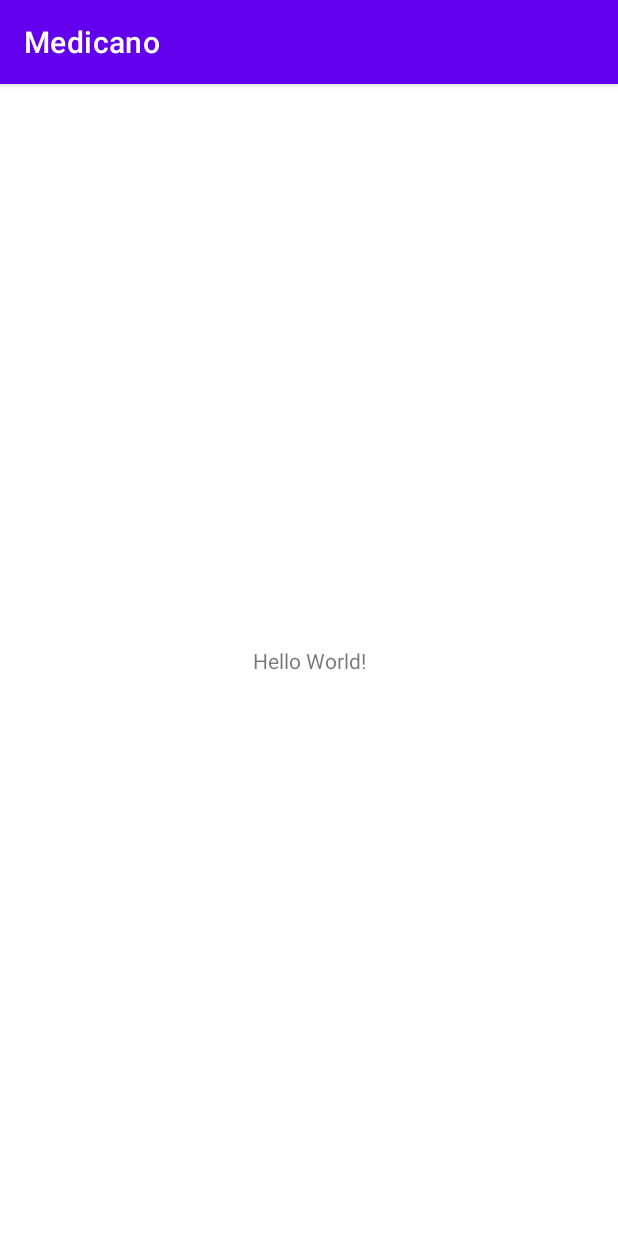
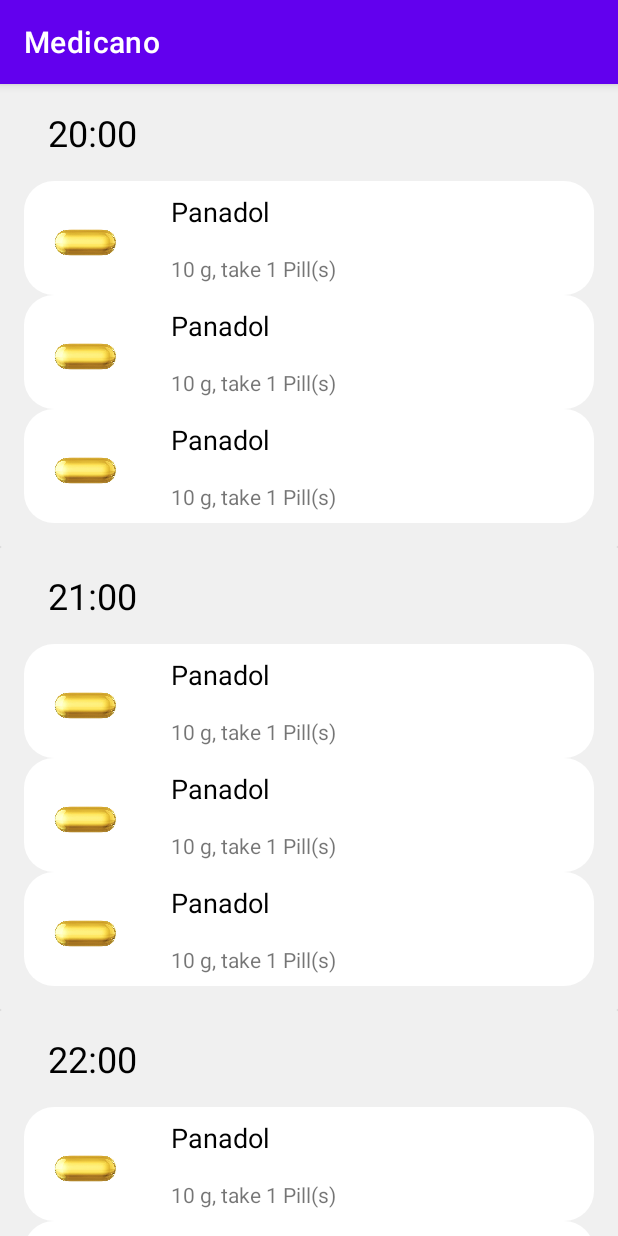
Before and after one commit to SamehRedaHassan/Medicano, an Android app: the screen it shows after launch (MainActivity), on a phone screen of 412 x 824 dp. Run offline under Robolectric (Android 15) with nearby library versions, the phone set to English and light mode, and no system bars.

Commit message:
update Home screen XML

```diff
--- /dev/null
+++ b/app/src/main/java/com/iti/java/medicano/homescreen/model/Medication.java
@@ -0,0 +1,41 @@
+package com.iti.java.medicano.homescreen.model;
+
+public class Medication {
+
+    private String medName;
+    private String medDesc;
+    private String medImg;
+
+    public Medication() {
+    }
+
+    public Medication(String medName, String medDesc, String medImg) {
+        this.medName = medName;
+        this.medDesc = medDesc;
+        this.medImg = medImg;
+    }
+
+    public String getMedName() {
+        return medName;
+    }
+
+    public void setMedName(String medName) {
+        this.medName = medName;
+    }
+
+    public String getMedDesc() {
+        return medDesc;
+    }
+
+    public void setMedDesc(String medDesc) {
+        this.medDesc = medDesc;
+    }
+
+    public String getMedImg() {
+        return medImg;
+    }
+
+    public void setMedImg(String medImg) {
+        this.medImg = medImg;
+    }
+}
--- /dev/null
+++ b/app/src/main/java/com/iti/java/medicano/homescreen/model/MedicationList.java
@@ -0,0 +1,33 @@
+package com.iti.java.medicano.homescreen.model;
+
+import java.util.List;
+
+public class MedicationList {
+    private String time;
+    private List<Medication> medications;
+
+    public MedicationList() {
+
+    }
+
+    public MedicationList(String time, List<Medication> medications) {
+        this.time = time;
+        this.medications = medications;
+    }
+
+    public String getTime() {
+        return time;
+    }
+
+    public void setTime(String time) {
+        this.time = time;
+    }
+
+    public List<Medication> getMedications() {
+        return medications;
+    }
+
+    public void setMedications(List<Medication> medications) {
+        this.medications = medications;
+    }
+}
--- /dev/null
+++ b/app/src/main/java/com/iti/java/medicano/homescreen/presenter/HomePresenter.java
@@ -0,0 +1,4 @@
+package com.iti.java.medicano.homescreen.presenter;
+
+public class HomePresenter {
+}
--- /dev/null
+++ b/app/src/main/java/com/iti/java/medicano/homescreen/presenter/HomePresenterInterface.java
@@ -0,0 +1,4 @@
+package com.iti.java.medicano.homescreen.presenter;
+
+public interface HomePresenterInterface {
+}
--- /dev/null
+++ b/app/src/main/java/com/iti/java/medicano/homescreen/view/FragmentHome.java
@@ -0,0 +1,78 @@
+package com.iti.java.medicano.homescreen.view;
+
+import android.os.Bundle;
+
+import androidx.annotation.NonNull;
+import androidx.annotation.Nullable;
+import androidx.fragment.app.Fragment;
+import androidx.recyclerview.widget.LinearLayoutManager;
+import androidx.recyclerview.widget.RecyclerView;
+
+import android.view.LayoutInflater;
+import android.view.View;
+import android.view.ViewGroup;
+import android.widget.LinearLayout;
+
+import com.iti.java.medicano.MainActivity;
+import com.iti.java.medicano.R;
+import com.iti.java.medicano.homescreen.model.Medication;
+import com.iti.java.medicano.homescreen.model.MedicationList;
+
+import java.util.ArrayList;
+import java.util.List;
+
+public class FragmentHome extends Fragment {
+
+    private RecyclerView homeRecyclerView;
+    private LinearLayoutManager layoutManager;
+    private HomeAdapter homeAdapter;
+
+    public FragmentHome() {
+        // Required empty public constructor
+    }
+
+    @Override
+    public void onCreate(Bundle savedInstanceState) {
+        super.onCreate(savedInstanceState);
+
+    }
+
+    @Override
+    public View onCreateView(LayoutInflater inflater, ViewGroup container,
+                             Bundle savedInstanceState) {
+        // Inflate the layout for this fragment
+        return inflater.inflate(R.layout.fragment_home, container, false);
+    }
+
+    @Override
+    public void onViewCreated(@NonNull View view, @Nullable Bundle savedInstanceState) {
+        super.onViewCreated(view, savedInstanceState);
+
+        homeRecyclerView = view.findViewById(R.id.homeRecycler);
+        layoutManager = new LinearLayoutManager(getActivity());
+        homeAdapter = new HomeAdapter(getActivity(),getMedicationList());
+
+        homeRecyclerView.setAdapter(homeAdapter);
+        homeRecyclerView.setLayoutManager(layoutManager);
+    }
+
+    private List<MedicationList> getMedicationList(){
+        List<MedicationList> itemList = new ArrayList<>();
+
+        itemList.add(new MedicationList("20:00",getNestedMedicationList()));
+        itemList.add(new MedicationList("21:00",getNestedMedicationList()));
+        itemList.add(new MedicationList("22:00",getNestedMedicationList()));
+
+        return itemList;
+    }
+
+    private List<Medication> getNestedMedicationList(){
+        List<Medication> medItemList = new ArrayList<>();
+
+        medItemList.add(new Medication("Panadol","10 g, take 1 Pill(s)","capsule"));
+        medItemList.add(new Medication("Panadol","10 g, take 1 Pill(s)","capsule"));
+        medItemList.add(new Medication("Panadol","10 g, take 1 Pill(s)","capsule"));
+
+        return medItemList;
+    }
+}
--- /dev/null
+++ b/app/src/main/java/com/iti/java/medicano/homescreen/view/HomeAdapter.java
@@ -0,0 +1,73 @@
+package com.iti.java.medicano.homescreen.view;
+
+import android.content.Context;
+import android.view.LayoutInflater;
+import android.view.View;
+import android.view.ViewGroup;
+import android.widget.TextView;
+
+import androidx.annotation.NonNull;
+import androidx.constraintlayout.widget.ConstraintLayout;
+import androidx.recyclerview.widget.LinearLayoutManager;
+import androidx.recyclerview.widget.RecyclerView;
+
+import com.iti.java.medicano.R;
+import com.iti.java.medicano.homescreen.model.MedicationList;
+
+import java.util.List;
+
+public class HomeAdapter extends RecyclerView.Adapter<HomeAdapter.HomeViewHolder>{
+
+    private Context context;
+    private List<MedicationList> medicationsList;
+    private RecyclerView.RecycledViewPool viewPool = new RecyclerView.RecycledViewPool();
+
+    public HomeAdapter(Context context,List<MedicationList> medsList){
+        this.context = context;
+        this.medicationsList = medsList;
+    }
+
+    @NonNull
+    @Override
+    public HomeAdapter.HomeViewHolder onCreateViewHolder(@NonNull ViewGroup parent, int viewType) {
+        LayoutInflater inflater = LayoutInflater.from(parent.getContext());
+        View v = inflater.inflate(R.layout.home_recyclerview_item,parent,false);
+        HomeViewHolder vh = new HomeViewHolder(v);
+        return vh;
+    }
+
+    @Override
+    public void onBindViewHolder(@NonNull HomeAdapter.HomeViewHolder holder, int position) {
+        MedicationList medList = medicationsList.get(position);
+        holder.txtTime.setText(medList.getTime());
+
+        LinearLayoutManager layoutManager = new LinearLayoutManager(
+                holder.recyclerView.getContext(),
+                LinearLayoutManager.VERTICAL,
+                false);
+
+        layoutManager.setInitialPrefetchItemCount(medList.getMedications().size());
+
+        HomeNestedAdapter nestedAdapter = new HomeNestedAdapter(this.context,medList.getMedications());
+
+        holder.recyclerView.setLayoutManager(layoutManager);
+        holder.recyclerView.setAdapter(nestedAdapter);
+        holder.recyclerView.setRecycledViewPool(viewPool);
+    }
+
+    @Override
+    public int getItemCount() {
+        return medicationsList.size();
+    }
+
+    class HomeViewHolder extends RecyclerView.ViewHolder{
+        private TextView txtTime;
+        private RecyclerView recyclerView;
+
+        public HomeViewHolder(@NonNull View itemView) {
+            super(itemView);
+            txtTime = itemView.findViewById(R.id.txtTime);
+            recyclerView = itemView.findViewById(R.id.homeNestedRecycler);
+        }
+    }
+}
--- /dev/null
+++ b/app/src/main/java/com/iti/java/medicano/homescreen/view/HomeNestedAdapter.java
@@ -0,0 +1,66 @@
+package com.iti.java.medicano.homescreen.view;
+
+import android.content.Context;
+import android.view.LayoutInflater;
+import android.view.View;
+import android.view.ViewGroup;
+import android.widget.ImageView;
+import android.widget.TextView;
+
+import androidx.annotation.NonNull;
+import androidx.constraintlayout.widget.ConstraintLayout;
+import androidx.recyclerview.widget.RecyclerView;
+
+import com.iti.java.medicano.R;
+import com.iti.java.medicano.homescreen.model.Medication;
+
+import java.util.List;
+
+public class HomeNestedAdapter extends RecyclerView.Adapter<HomeNestedAdapter.ViewHolder> {
+
+    private Context context;
+    private List<Medication> medications;
+
+    public HomeNestedAdapter(Context contx,List<Medication> meds){
+        context = contx;
+        medications = meds;
+    }
+
+    @NonNull
+    @Override
+    public ViewHolder onCreateViewHolder(@NonNull ViewGroup parent, int viewType) {
+        LayoutInflater inflater = LayoutInflater.from(parent.getContext());
+        View v = inflater.inflate(R.layout.home_nested_recyclerview_item,parent,false);
+        ViewHolder vh = new ViewHolder(v);
+        return vh;
+    }
+
+    @Override
+    public void onBindViewHolder(@NonNull ViewHolder holder, int position) {
+        Medication med = medications.get(position);
+        holder.imgMed.setImageResource(R.drawable.capsule);
+        holder.txtMedName.setText(med.getMedName());
+        holder.txtMedDesc.setText(med.getMedDesc());
+    }
+
+    @Override
+    public int getItemCount() {
+        return medications.size();
+    }
+
+    public class ViewHolder extends RecyclerView.ViewHolder{
+        private ConstraintLayout constraintLayout;
+        private ImageView imgMed;
+        private TextView txtMedName;
+        private TextView txtMedDesc;
+
+        public ViewHolder(View v){
+            super(v);
+            constraintLayout = v.findViewById(R.id.singleMedConstraint);
+            imgMed = v.findViewById(R.id.imgMedication);
+            txtMedName = v.findViewById(R.id.txtMedName);
+            txtMedDesc = v.findViewById(R.id.txtMedDesc);
+        }
+
+    }
+}
--- /dev/null
+++ b/app/src/main/java/com/iti/java/medicano/homescreen/view/HomeViewInterface.java
@@ -0,0 +1,4 @@
+package com.iti.java.medicano.homescreen.view;
+
+public interface HomeViewInterface {
+}
--- a/app/src/main/java/com/iti/java/medicano/homescreen/FragmentHome.java
+++ b/app/src/main/java/com/iti/java/medicano/loginscreen/FragmentLogin.java
@@ -1,4 +1,4 @@
-package com.iti.java.medicano.homescreen;
+package com.iti.java.medicano.loginscreen;
 
 import android.os.Bundle;
 
@@ -12,10 +12,10 @@ import com.iti.java.medicano.R;
 
 /**
  * A simple {@link Fragment} subclass.
- * Use the {@link FragmentHome#newInstance} factory method to
+ * Use the {@link FragmentLogin#newInstance} factory method to
  * create an instance of this fragment.
  */
-public class FragmentHome extends Fragment {
+public class FragmentLogin extends Fragment {
 
     // TODO: Rename parameter arguments, choose names that match
     // the fragment initialization parameters, e.g. ARG_ITEM_NUMBER
@@ -26,7 +26,7 @@ public class FragmentHome extends Fragment {
     private String mParam1;
     private String mParam2;
 
-    public FragmentHome() {
+    public FragmentLogin() {
         // Required empty public constructor
     }
 
@@ -36,11 +36,11 @@ public class FragmentHome extends Fragment {
      *
      * @param param1 Parameter 1.
      * @param param2 Parameter 2.
-     * @return A new instance of fragment FragmentHome.
+     * @return A new instance of fragment FragmentLogin.
      */
     // TODO: Rename and change types and number of parameters
-    public static FragmentHome newInstance(String param1, String param2) {
-        FragmentHome fragment = new FragmentHome();
+    public static FragmentLogin newInstance(String param1, String param2) {
+        FragmentLogin fragment = new FragmentLogin();
         Bundle args = new Bundle();
         args.putString(ARG_PARAM1, param1);
         args.putString(ARG_PARAM2, param2);
@@ -61,6 +61,6 @@ public class FragmentHome extends Fragment {
     public View onCreateView(LayoutInflater inflater, ViewGroup container,
                              Bundle savedInstanceState) {
         // Inflate the layout for this fragment
-        return inflater.inflate(R.layout.fragment_home, container, false);
+        return inflater.inflate(R.layout.fragment_login, container, false);
     }
 }
--- a/app/src/main/res/drawable/rounded_corners.xml
+++ b/app/src/main/res/drawable/rounded_corners.xml
@@ -10,5 +10,5 @@
         android:right="1dp"
         android:bottom="1dp" />
 
-    <corners android:radius="16dp" />
+    <corners android:radius="20dp" />
 </shape>
--- a/app/src/main/res/layout/activity_main.xml
+++ b/app/src/main/res/layout/activity_main.xml
@@ -6,13 +6,13 @@
     android:layout_height="match_parent"
     tools:context=".MainActivity">
 
-    <TextView
-        android:layout_width="wrap_content"
-        android:layout_height="wrap_content"
-        android:text="Hello World!"
+    <androidx.fragment.app.FragmentContainerView
+        android:id="@+id/fragmentContainerView"
+        android:name="com.iti.java.medicano.homescreen.view.FragmentHome"
+        android:layout_width="0dp"
+        android:layout_height="0dp"
         app:layout_constraintBottom_toBottomOf="parent"
-        app:layout_constraintLeft_toLeftOf="parent"
-        app:layout_constraintRight_toRightOf="parent"
+        app:layout_constraintEnd_toEndOf="parent"
+        app:layout_constraintStart_toStartOf="parent"
         app:layout_constraintTop_toTopOf="parent" />
-
 </androidx.constraintlayout.widget.ConstraintLayout>
--- a/app/src/main/res/layout/fragment_home.xml
+++ b/app/src/main/res/layout/fragment_home.xml
@@ -5,7 +5,7 @@
     android:id="@+id/homeConstraint"
     android:layout_width="match_parent"
     android:layout_height="match_parent"
-    tools:context=".homescreen.FragmentHome">
+    tools:context=".homescreen.view.FragmentHome">
 
     <!-- TODO: Update blank fragment layout -->
 
--- /dev/null
+++ b/app/src/main/res/layout/fragment_login.xml
@@ -0,0 +1,11 @@
+<?xml version="1.0" encoding="utf-8"?>
+<androidx.constraintlayout.widget.ConstraintLayout xmlns:android="http://schemas.android.com/apk/res/android"
+    xmlns:app="http://schemas.android.com/apk/res-auto"
+    xmlns:tools="http://schemas.android.com/tools"
+    android:layout_width="match_parent"
+    android:layout_height="match_parent"
+    tools:context=".loginscreen.FragmentLogin">
+
+    <!-- TODO: Update blank fragment layout -->
+
+</androidx.constraintlayout.widget.ConstraintLayout>
--- /dev/null
+++ b/app/src/main/res/layout/home_nested_recyclerview_item.xml
@@ -0,0 +1,42 @@
+<?xml version="1.0" encoding="utf-8"?>
+<androidx.constraintlayout.widget.ConstraintLayout xmlns:android="http://schemas.android.com/apk/res/android"
+    xmlns:app="http://schemas.android.com/apk/res-auto"
+    xmlns:tools="http://schemas.android.com/tools"
+    android:id="@+id/singleMedConstraint"
+    android:layout_width="match_parent"
+    android:layout_height="wrap_content"
+    android:background="@drawable/rounded_corners"
+    android:padding="8dp">
+
+    <ImageView
+        android:id="@+id/imgMedication"
+        android:layout_width="50dp"
+        android:layout_height="50dp"
+        android:layout_marginStart="8dp"
+        android:layout_marginTop="8dp"
+        android:src="@drawable/capsule"
+        app:layout_constraintStart_toStartOf="parent"
+        app:layout_constraintTop_toTopOf="parent"
+        tools:srcCompat="@tools:sample/avatars" />
+
+    <TextView
+        android:id="@+id/txtMedName"
+        android:layout_width="wrap_content"
+        android:layout_height="wrap_content"
+        android:layout_marginStart="32dp"
+        android:textColor="@color/black"
+        android:textSize="18dp"
+        app:layout_constraintStart_toEndOf="@+id/imgMedication"
+        app:layout_constraintTop_toTopOf="parent"
+        tools:text="med Name" />
+
+    <TextView
+        android:id="@+id/txtMedDesc"
+        android:layout_width="wrap_content"
+        android:layout_height="wrap_content"
+        android:layout_marginTop="16dp"
+        app:layout_constraintStart_toStartOf="@+id/txtMedName"
+        app:layout_constraintTop_toBottomOf="@+id/txtMedName"
+        tools:text="med Desc" />
+
+</androidx.constraintlayout.widget.ConstraintLayout>
--- /dev/null
+++ b/app/src/main/res/layout/home_recyclerview_item.xml
@@ -0,0 +1,34 @@
+<?xml version="1.0" encoding="utf-8"?>
+<androidx.cardview.widget.CardView
+    xmlns:android="http://schemas.android.com/apk/res/android"
+    xmlns:app="http://schemas.android.com/apk/res-auto"
+    xmlns:tools="http://schemas.android.com/tools"
+    android:id="@+id/recyclerItemConstraint"
+    android:layout_width="match_parent"
+    android:layout_height="wrap_content">
+
+    <LinearLayout
+        android:layout_width="match_parent"
+        android:layout_height="wrap_content"
+        android:orientation="vertical"
+        android:background="@color/gray">
+
+        <TextView
+            android:id="@+id/txtTime"
+            android:layout_width="wrap_content"
+            android:layout_height="wrap_content"
+            android:layout_marginStart="32dp"
+            android:layout_marginTop="16dp"
+            android:textColor="@color/black"
+            android:textSize="24dp"
+            tools:text="12:00" />
+
+        <androidx.recyclerview.widget.RecyclerView
+            android:id="@+id/homeNestedRecycler"
+            android:layout_width="match_parent"
+            android:layout_height="wrap_content"
+            android:layout_margin="16dp"/>
+
+    </LinearLayout>
+
+</androidx.cardview.widget.CardView>
--- a/app/src/main/res/layout/home_single_row.xml
+++ /dev/null
@@ -1,63 +0,0 @@
-<?xml version="1.0" encoding="utf-8"?>
-<androidx.constraintlayout.widget.ConstraintLayout xmlns:android="http://schemas.android.com/apk/res/android"
-    xmlns:app="http://schemas.android.com/apk/res-auto"
-    xmlns:tools="http://schemas.android.com/tools"
-    android:layout_width="match_parent"
-    android:layout_height="match_parent"
-    android:background="@color/gray">
-
-    <TextView
-        android:id="@+id/txtTime"
-        android:layout_width="wrap_content"
-        android:layout_height="wrap_content"
-        android:layout_marginStart="32dp"
-        android:layout_marginTop="16dp"
-        android:textColor="@color/black"
-        android:textSize="24dp"
-        app:layout_constraintStart_toStartOf="parent"
-        app:layout_constraintTop_toTopOf="parent"
-        tools:text="12:00" />
-
-    <androidx.constraintlayout.widget.ConstraintLayout
-        android:layout_width="match_parent"
-        android:layout_height="wrap_content"
-        android:layout_margin="15dp"
-        android:layout_marginStart="12dp"
-        android:layout_marginTop="24dp"
-        android:background="@drawable/rounded_corners"
-        android:padding="8dp"
-        app:layout_constraintStart_toStartOf="parent"
-        app:layout_constraintTop_toBottomOf="@+id/txtTime">
-
-        <ImageView
-            android:id="@+id/imgMedication"
-            android:layout_width="50dp"
-            android:layout_height="50dp"
-            android:layout_marginStart="8dp"
-            android:layout_marginTop="8dp"
-            app:layout_constraintStart_toStartOf="parent"
-            app:layout_constraintTop_toTopOf="parent"
-            tools:srcCompat="@tools:sample/avatars" />
-
-        <TextView
-            android:id="@+id/txtMedication"
-            android:layout_width="wrap_content"
-            android:layout_height="wrap_content"
-            android:layout_marginStart="32dp"
-            android:textColor="@color/black"
-            android:textSize="18dp"
-            app:layout_constraintStart_toEndOf="@+id/imgMedication"
-            app:layout_constraintTop_toTopOf="parent"
-            tools:text="med Name" />
-
-        <TextView
-            android:id="@+id/txtMedDesc"
-            android:layout_width="wrap_content"
-            android:layout_height="wrap_content"
-            android:layout_marginTop="16dp"
-            app:layout_constraintStart_toStartOf="@+id/txtMedication"
-            app:layout_constraintTop_toBottomOf="@+id/txtMedication"
-            tools:text="med Desc" />
-
-    </androidx.constraintlayout.widget.ConstraintLayout>
-</androidx.constraintlayout.widget.ConstraintLayout>
```
Also changed, not shown: app/src/main/res/drawable/capsule.jpg (added).
